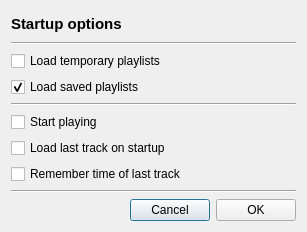
Old version of the form src/GUI/StartupDialog/GUI_StartupDialog.ui in the repository return42/sayonara.
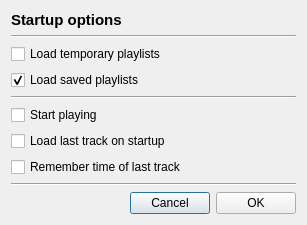
New version of the form.

```diff
--- a/src/GUI/StartupDialog/GUI_StartupDialog.ui
+++ b/src/GUI/StartupDialog/GUI_StartupDialog.ui
@@ -7,7 +7,7 @@
     <x>0</x>
     <y>0</y>
     <width>307</width>
-    <height>232</height>
+    <height>220</height>
    </rect>
   </property>
   <property name="sizePolicy">
```
